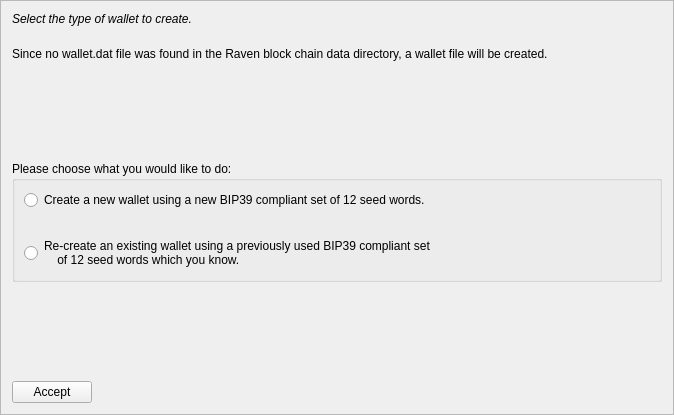
PFORMSatox/satoxcoin, file src/qt/forms/mnemonicdialog1.ui: the form before one commit.
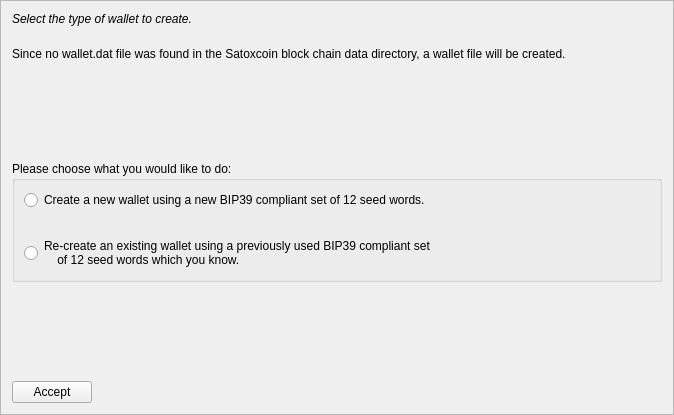
The form after the commit.

Commit message: rebase-ph3 M2: rebrand Ravencoin -> Satoxcoin

Patch:
```diff
--- a/src/qt/forms/mnemonicdialog1.ui
+++ b/src/qt/forms/mnemonicdialog1.ui
@@ -52,7 +52,7 @@
    <item>
     <widget class="QLabel" name="wallettypeLabel">
      <property name="text">
-      <string>Since no wallet.dat file was found in the Raven block chain data directory, a wallet file will be created.</string>
+      <string>Since no wallet.dat file was found in the Satoxcoin block chain data directory, a wallet file will be created.</string>
      </property>
      <property name="wordWrap">
       <bool>true</bool>
```
The commit also changes 723 other files.
